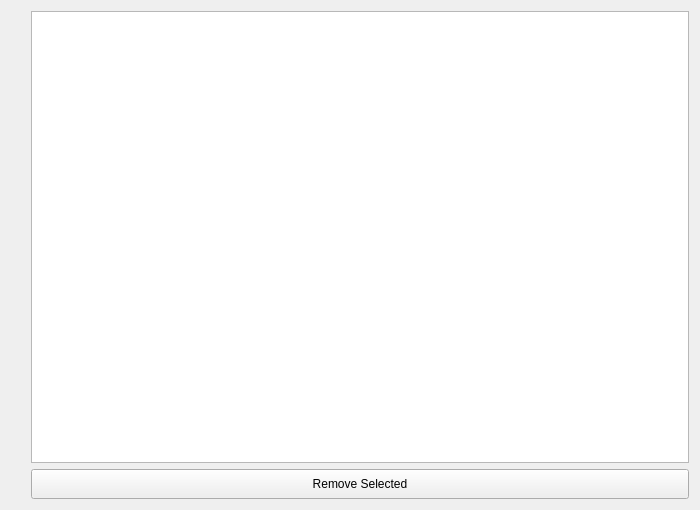
This is plugins/extensions/resourcemanager/pageresourcechooser.ui in KDE/krita as Qt 5 draws it before an edit. The edited form follows.
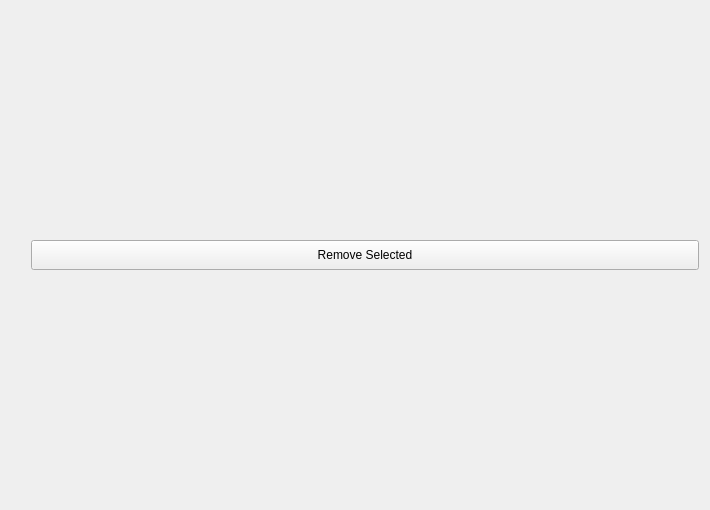
This is the edited form.

Commit message: Add ToolButton for Selected Table

```diff
--- a/plugins/extensions/resourcemanager/pageresourcechooser.ui
+++ b/plugins/extensions/resourcemanager/pageresourcechooser.ui
@@ -6,7 +6,7 @@
    <rect>
     <x>0</x>
     <y>0</y>
-    <width>700</width>
+    <width>710</width>
     <height>510</height>
    </rect>
   </property>
@@ -50,16 +50,6 @@
        <item>
         <layout class="QHBoxLayout" name="horizontalLayout_2"/>
        </item>
-       <item>
-        <widget class="QListWidget" name="tableSelected">
-         <property name="minimumSize">
-          <size>
-           <width>0</width>
-           <height>350</height>
-          </size>
-         </property>
-        </widget>
-       </item>
        <item>
         <widget class="QPushButton" name="btnRemoveSelected">
          <property name="sizePolicy">
```
The commit also changes 7 other files.
